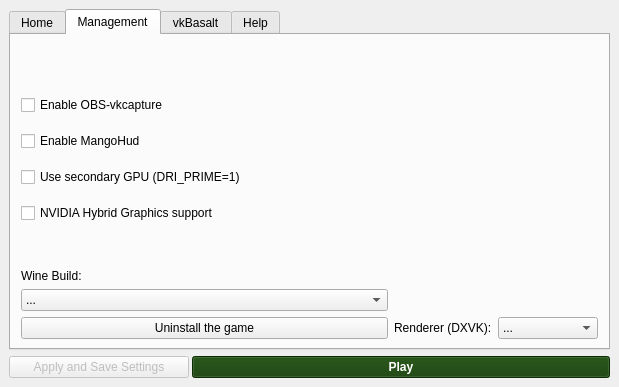
Before: the Qt Designer form src/installer.ui in polkaulfield/lol-for-linux-installer, drawn with Qt 5.
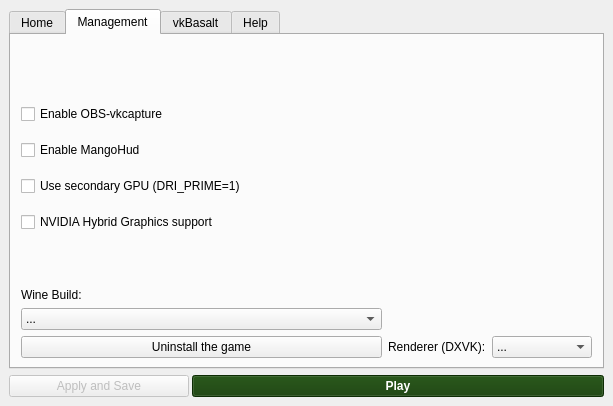
After: the same form once the commit is applied. The open tabs and pages were chosen to show the change. Icons and pictures are not drawn.

Commit message: Update text and adjust window size

```diff
--- a/src/installer.ui
+++ b/src/installer.ui
@@ -9,8 +9,8 @@
    <rect>
     <x>0</x>
     <y>0</y>
-    <width>619</width>
-    <height>387</height>
+    <width>613</width>
+    <height>406</height>
    </rect>
   </property>
   <property name="sizePolicy">
@@ -1329,7 +1329,7 @@
                   </size>
                  </property>
                  <property name="text">
-                  <string>Apply and Save Settings</string>
+                  <string>Apply and Save</string>
                  </property>
                 </widget>
                </item>
```
Left out of the diff: 138 changed lines with no effect on the pictures.
